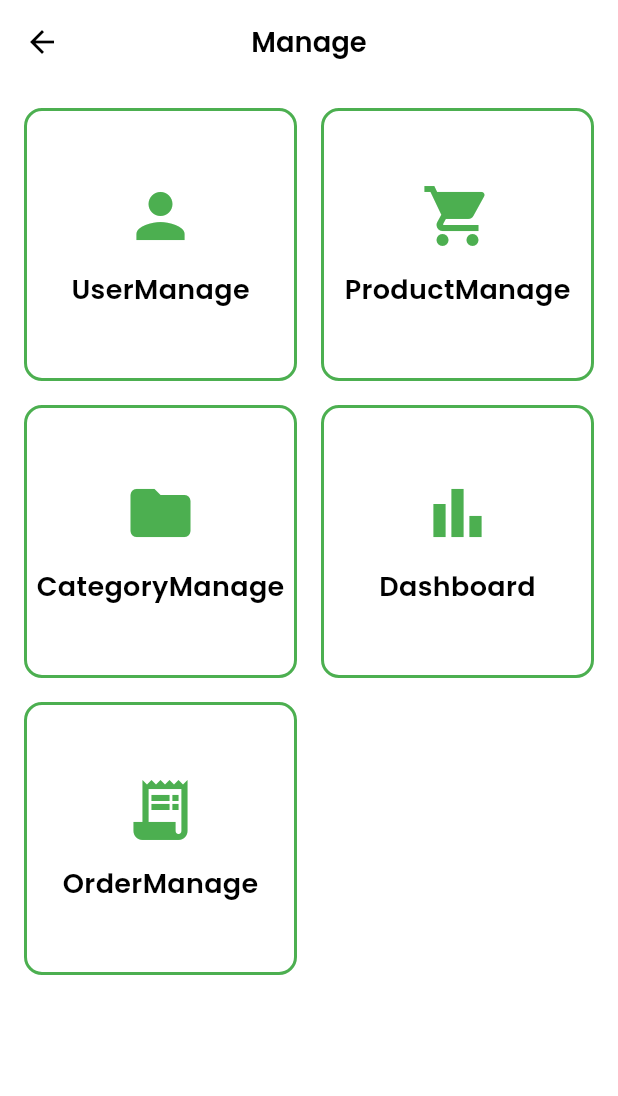
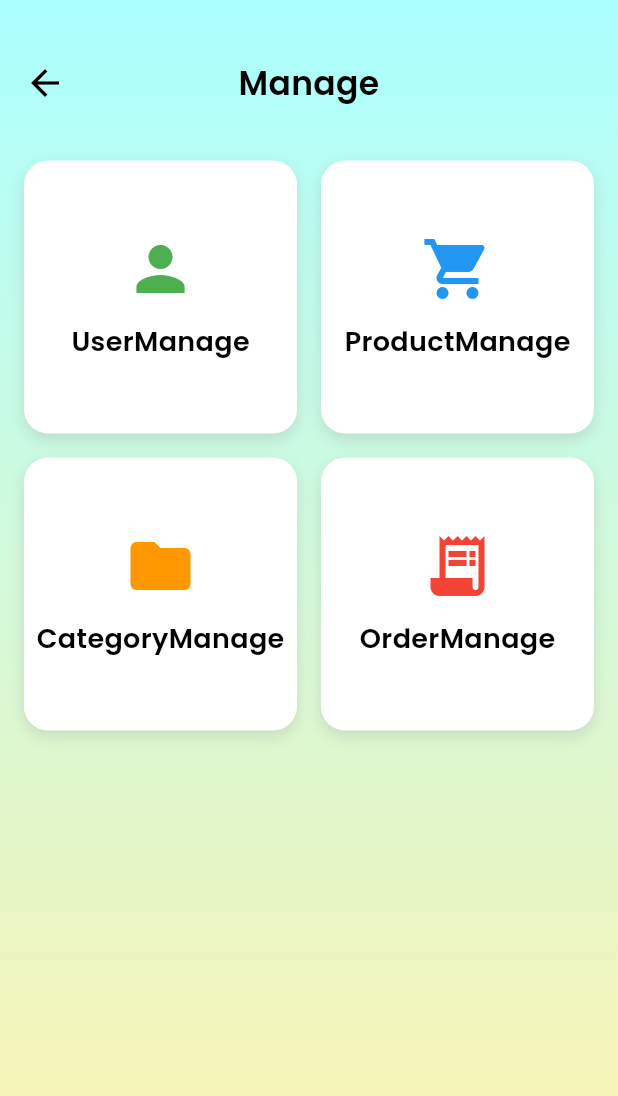
Before and after one commit to OzuSus/TTLTTBD-, a Flutter app: the ManageView screen opened by its route, on a phone screen of 412 x 824 dp. Shown: the top 1096 px of the screen. Run offline on Flutter 3.47's test engine with Material 3 defaults, Android fonts, the phone set to English and light mode, and no system bars; our stand-ins replace file_picker, flutter_animate, flutter_screenutil, flutter_svg, font_awesome_flutter, get and 2 more; accounts and stored records are empty; network calls fail.

Commit message:
modifi all

```diff
--- a/lib/app/modules/account/views/account_view.dart
+++ b/lib/app/modules/account/views/account_view.dart
@@ -32,7 +32,7 @@ class AccountView extends GetView<AccountController> {
                         ),
                         child: IconButton(
                           icon: const Icon(Icons.arrow_back, color: Colors.white),
-                          onPressed: () => Get.offAllNamed(Routes.BASE),
+                          onPressed: () => Get.toNamed(Routes.BASE),
                         ),
                       ),
                     ],
@@ -85,7 +85,7 @@ class AccountView extends GetView<AccountController> {
                       child: const Text(
                         'Lưu',
                         style: TextStyle(
-                          fontSize: 20.0,
+                          fontSize: 22.0,
                           fontWeight: FontWeight.bold,
                         ),
                       ),
--- a/lib/app/modules/categories/views/categories_view.dart
+++ b/lib/app/modules/categories/views/categories_view.dart
@@ -1,3 +1,4 @@
+import 'package:ecommerce_app/app/components/no_data.dart';
 import 'package:flutter/material.dart';
 import 'package:flutter_animate/flutter_animate.dart';
 import 'package:flutter_screenutil/flutter_screenutil.dart';
--- a/lib/app/modules/manage/views/manage_view.dart
+++ b/lib/app/modules/manage/views/manage_view.dart
@@ -2,6 +2,9 @@ import 'package:ecommerce_app/app/routes/app_pages.dart';
 import 'package:flutter/material.dart';
 import 'package:get/get.dart';
 import '../controllers/manage_controller.dart';
+
+import 'package:flutter/material.dart';
+import 'package:get/get.dart';
 
 class ManageView extends GetView<ManageController> {
   const ManageView({Key? key}) : super(key: key);
@@ -9,20 +12,51 @@ class ManageView extends GetView<ManageController> {
   @override
   Widget build(BuildContext context) {
     return Scaffold(
-      appBar: AppBar(
-        backgroundColor: Colors.white, // Nền trắng cho AppBar
-        elevation: 0, // Loại bỏ bóng của AppBar
-        title: const Text(
+      body: Stack(
+        children: [
+          Container(
+            decoration: const BoxDecoration(
+              gradient: LinearGradient(
+                colors: [Color(0xFFABFFFF), Color(0xFFFFF2AE)],
+                begin: Alignment.topCenter,
+                end: Alignment.bottomCenter,
+              ),
+            ),
+          ),
+          // Content
+          Column(
+            children: [
+              Padding(
+                padding: const EdgeInsets.only(top: 40.0, left: 16.0, right: 16.0),
+                child: Stack(
+                  alignment: Alignment.center,
+                  children: [
+                    Align(
+                      alignment: Alignment.centerLeft,
+                      child: GestureDetector(
+                        onTap: () => Get.toNamed(Routes.BASE),
+                        child: const Icon(
+                          Icons.arrow_back,
+                          size: 28,
+                          color: Colors.black,
+                        ),
+                      ),
+                    ),
+                    const Text(
                       'Manage',
                       style: TextStyle(
-            color: Colors.black, // Chữ đen
+                        fontSize: 22,
                         fontWeight: FontWeight.bold,
+                        color: Colors.black,
+                      ),
+                      textAlign: TextAlign.center,
+                    ),
+                  ],
                 ),
               ),
-        centerTitle: true,
-        iconTheme: const IconThemeData(color: Colors.black), // Icon đen
-      ),
-      body: GridView.count(
+              const SizedBox(height: 20),
+              Expanded(
+                child: GridView.count(
                   crossAxisCount: 2,
                   crossAxisSpacing: 16,
                   mainAxisSpacing: 16,
@@ -31,27 +65,27 @@ class ManageView extends GetView<ManageController> {
                     _buildCard(
                       title: 'UserManage',
                       icon: Icons.person,
-            color: Colors.green, // Viền màu xanh
+                      color: Colors.green,
                     ),
                     _buildCard(
                       title: 'ProductManage',
                       icon: Icons.shopping_cart,
-            color: Colors.green, // Viền màu xanh
+                      color: Colors.blue,
                     ),
                     _buildCard(
                       title: 'CategoryManage',
                       icon: Icons.folder,
-            color: Colors.green, // Viền màu xanh
-          ),
-          _buildCard(
-            title: 'Dashboard',
-            icon: Icons.bar_chart,
-            color: Colors.green, // Viền màu xanh
+                      color: Colors.orange,
                     ),
                     _buildCard(
                       title: 'OrderManage',
                       icon: Icons.receipt_long,
-            color: Colors.green, // Viền màu xanh
+                      color: Colors.red,
+                    ),
+                  ],
+                ),
+              ),
+            ],
           ),
         ],
       ),
@@ -65,24 +99,30 @@ class ManageView extends GetView<ManageController> {
   }) {
     return GestureDetector(
       onTap: () {
-        if(title =='UserManage'){
+        if (title == 'UserManage') {
           Get.toNamed('/user-manage');
         }
-        if(title =='ProductManage'){
+        if (title == 'ProductManage') {
           Get.toNamed('/product-manage');
         }
-        if(title =='CategoryManage'){
+        if (title == 'CategoryManage') {
           Get.offNamed(Routes.CATEGORY_MANAGE);
         }
-        if(title =='OrderManage'){
+        if (title == 'OrderManage') {
           Get.toNamed('/order-manage');
         }
       },
       child: Container(
         decoration: BoxDecoration(
-          color: Colors.white, // Nền trắng
-          borderRadius: BorderRadius.circular(12),
-          border: Border.all(color: color, width: 2), // Viền màu xanh
+          color: Colors.white,
+          borderRadius: BorderRadius.circular(16),
+          boxShadow: [
+            BoxShadow(
+              color: Colors.grey.withOpacity(0.3),
+              blurRadius: 8,
+              offset: const Offset(0, 4),
+            ),
+          ],
         ),
         child: Column(
           mainAxisAlignment: MainAxisAlignment.center,
@@ -90,15 +130,15 @@ class ManageView extends GetView<ManageController> {
             Icon(
               icon,
               size: 48,
-              color: color, // Màu biểu tượng
+              color: color,
             ),
             const SizedBox(height: 12),
             Text(
               title,
-              style: TextStyle(
+              style: const TextStyle(
                 fontSize: 18,
                 fontWeight: FontWeight.bold,
-                color: Colors.black, // Chữ đen
+                color: Colors.black,
               ),
             ),
           ],
--- a/lib/app/modules/settings/views/settings_view.dart
+++ b/lib/app/modules/settings/views/settings_view.dart
@@ -96,9 +96,10 @@ class SettingsView extends GetView<SettingsController> {
             //   isDark: true,
             // ),
             25.verticalSpace,
-            const SettingsItem(
-              title: 'Language',
+            SettingsItem(
+              title: 'About',
               icon: Constants.languageIcon,
+              onTap: () => Get.toNamed(Routes.ABOUTE),
             ),
             25.verticalSpace,
             const SettingsItem(
--- a/lib/app/modules/user_manage/views/user_manage_view.dart
+++ b/lib/app/modules/user_manage/views/user_manage_view.dart
@@ -1,4 +1,5 @@
 import 'dart:convert';
+import 'package:ecommerce_app/app/routes/app_pages.dart';
 import 'package:flutter/material.dart';
 import 'package:get/get.dart';
 import '../controllers/user_manage_controller.dart'; // Import controller của UserManage
@@ -49,7 +50,7 @@ class UserManageView extends GetView<UserManageController> {
 
   // Hàm xử lý quay lại
   void _onBackPressed() {
-    Get.back();
+    Get.toNamed(Routes.MANAGE);
   }
 
   // Hàm hiển thị form thêm người dùng
--- a/lib/app/routes/app_routes.dart
+++ b/lib/app/routes/app_routes.dart
@@ -25,6 +25,7 @@ abstract class Routes {
   static const USER_MANAGE =_Paths.USER_MANAGE;
   static const ORDER_MANAGE =_Paths.ORDER_MANAGE;
   static const PURCHASE_HISTORY =_Paths.PURCHASE_HISTORY;
+  static const ABOUTE =_Paths.ABOUT;
 
 }
 
@@ -51,5 +52,6 @@ abstract class _Paths {
   static const USER_MANAGE = '/user-manage';
   static const ORDER_MANAGE = '/order-manage';
   static const PURCHASE_HISTORY = '/purchase-history';
+  static const ABOUT ='/about';
 
 }
```
Also changed, not shown: lib/app/modules/aboute/bindings/aboute_binding.dart (added, +9 -0 lines), lib/app/modules/aboute/controllers/aboute_controller.dart (added, +10 -0 lines), lib/app/modules/aboute/views/aboute_view.dart (added, +200 -0 lines), lib/app/modules/product_types/views/productTypes_view.dart (+33 -19 lines), lib/app/routes/app_pages.dart (+7 -0 lines), assets/images/avataDuoc.jpg (added), assets/images/avataNam.jpg (added), assets/images/avataNhan.jpg (added), assets/images/godzulaThum.jpg (added). Lines whose indentation alone changed are shown as unchanged.
